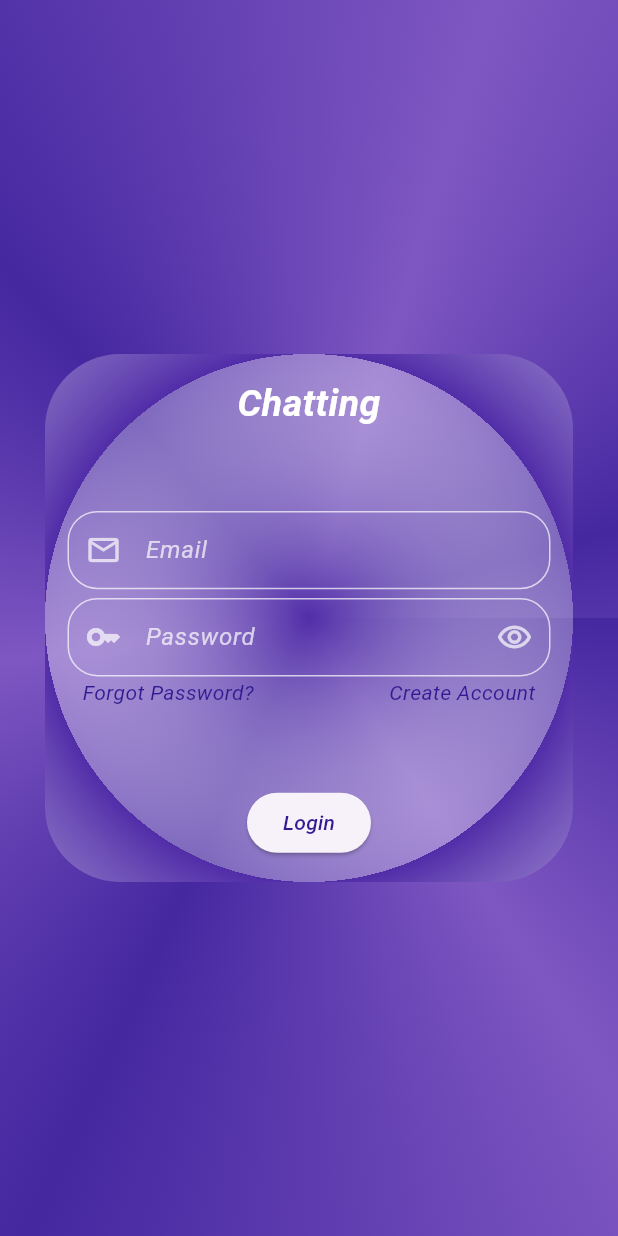
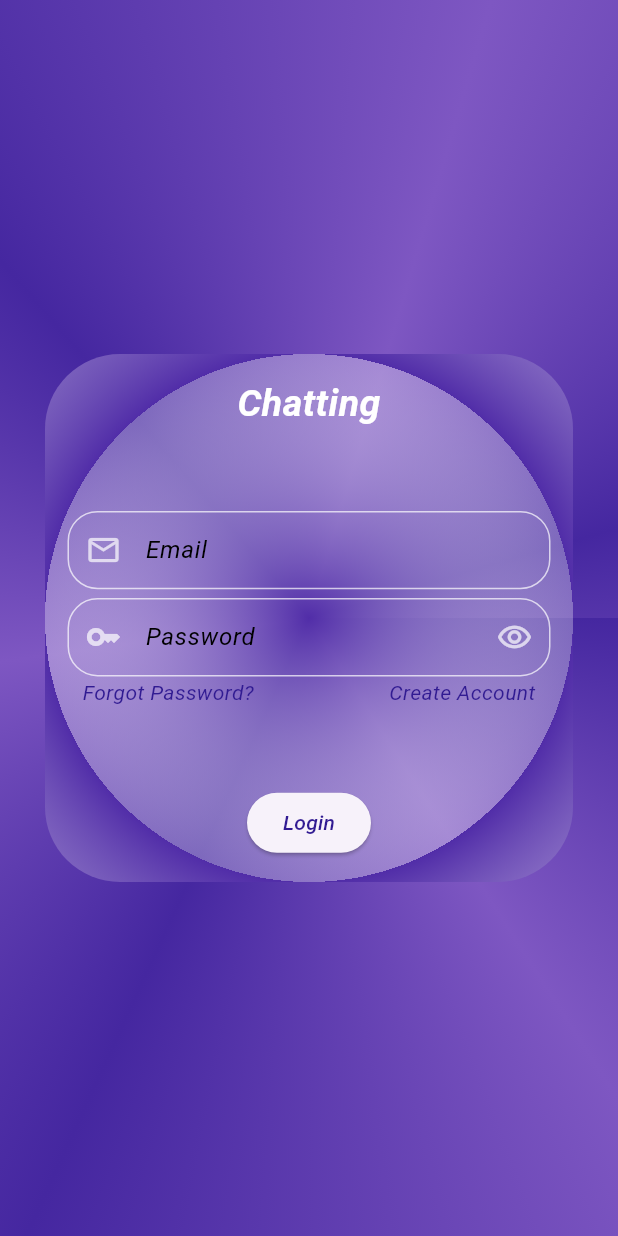
Before and after one commit to cemguven4108/Chatting, a Flutter app: the screen it shows after launch, on a phone screen of 412 x 824 dp. Run offline on Flutter 3.47's test engine with Material 3 defaults, Android fonts, the phone set to English and light mode, and no system bars; our stand-ins replace cloud_firestore, firebase_auth, firebase_core, firebase_storage, image_picker; accounts and stored records are empty.

Commit message:
added more theme

```diff
--- a/lib/main.dart
+++ b/lib/main.dart
@@ -20,7 +20,8 @@ void main() async {
             return const UsersPage();
           }
           return const LoginPage();
-          }),
+        },
+      ),
     ),
   );
 }
--- a/lib/pages/auth/auth_form_button.dart
+++ b/lib/pages/auth/auth_form_button.dart
@@ -1,3 +1,4 @@
+import 'package:chatting_app/utils/theme/theme_generator.dart';
 import 'package:flutter/material.dart';
 
 class AuthFormButton extends StatelessWidget {
@@ -15,10 +16,7 @@ class AuthFormButton extends StatelessWidget {
         onPressed: () {},
         child: Text(
           label,
-          style: TextStyle(
-            color: Colors.deepPurple.shade900,
-            fontStyle: FontStyle.italic,
-          ),
+          style: ThemeGenerator.of(context).textTheme!.labelLarge,
         ),
       ),
     );
--- a/lib/pages/auth/auth_form_field.dart
+++ b/lib/pages/auth/auth_form_field.dart
@@ -1,4 +1,5 @@
 import 'package:chatting_app/constants/auth/auth_widget_constants.dart';
+import 'package:chatting_app/utils/theme/theme_generator.dart';
 import 'package:flutter/material.dart';
 
 class AuthFormField extends StatefulWidget {
@@ -41,29 +42,20 @@ class _AuthFormFieldState extends State<AuthFormField> {
         onSaved: widget.onSaved,
         keyboardType: buildEmailKeyboard(),
         decoration: InputDecoration(
-          enabledBorder: const OutlineInputBorder(
-            borderRadius: BorderRadius.all(Radius.circular(20)),
-            borderSide: BorderSide(
-              color: Colors.white70,
-            ),
-          ),
-          border: const OutlineInputBorder(
-            borderRadius: BorderRadius.all(Radius.circular(20)),
-            borderSide: BorderSide(
-              color: Colors.white70,
-            ),
-          ),
+          border: ThemeGenerator.of(context).inputDecorationTheme!.border,
+          enabledBorder:
+              ThemeGenerator.of(context).inputDecorationTheme!.enabledBorder,
+          errorBorder:
+              ThemeGenerator.of(context).inputDecorationTheme!.errorBorder,
+          prefixIconColor:
+              ThemeGenerator.of(context).inputDecorationTheme!.prefixIconColor,
+          suffixIconColor:
+              ThemeGenerator.of(context).inputDecorationTheme!.suffixIconColor,
+          labelStyle: ThemeGenerator.of(context).textTheme!.labelMedium,
           prefixIcon: Icon(
             widget.icon,
-            color: Colors.white70,
           ),
-          label: Text(
-            widget.label,
-            style: const TextStyle(
-              color: Colors.white70,
-              fontStyle: FontStyle.italic,
-            ),
-          ),
+          label: Text(widget.label),
           suffixIcon: buildPasswordField(),
         ),
       ),
@@ -86,10 +78,7 @@ class _AuthFormFieldState extends State<AuthFormField> {
           });
         },
         icon: Icon(
-          isVisible
-              ? formFieldPasswordVisible
-              : formFieldPasswordNotVisible,
-          color: Colors.white70,
+          isVisible ? formFieldPasswordVisible : formFieldPasswordNotVisible,
         ),
       );
     }
--- a/lib/pages/auth/login/login_page.dart
+++ b/lib/pages/auth/login/login_page.dart
@@ -41,7 +41,7 @@ class LoginPage extends StatelessWidget {
       children: <Widget>[
         Text(
           formTitle,
-          style: ThemeGenerator.of(context).theme.textTheme.titleLarge,
+          style: ThemeGenerator.of(context).textTheme!.titleLarge,
         ),
         const Spacer(),
         const AuthFormField(
--- a/lib/utils/theme/android_theme.dart
+++ b/lib/utils/theme/android_theme.dart
@@ -3,25 +3,65 @@ import 'package:flutter/material.dart';
 
 class AndroidTheme extends CustomTheme {
   AndroidTheme({
-    required super.textTheme,
+    super.textTheme,
+    super.inputDecorationTheme,
   });
 
   factory AndroidTheme.light() {
     return AndroidTheme(
-      textTheme: customTextTheme(AndroidColors.bigTextColorLight),
+      textTheme: customTextTheme(
+        AndroidColors.bigTextLight,
+      ),
+      inputDecorationTheme: inputDecorationTheme(
+        borderSideColor: AndroidColors.inputDecorationBorderSideLight,
+        enabledBorderSideColor:
+            AndroidColors.inputDecorationEnabledBorderSideLight,
+        errorBorderSideColor: AndroidColors.inputDecorationErrorBorderSideLight,
+        prefixIconColor: AndroidColors.inputDecorationPrefixIconLight,
+        suffixIconColor: AndroidColors.inputDecorationSuffixIconLight,
+        labelColor: AndroidColors.bigTextLight,
+      ),
     );
   }
 
   factory AndroidTheme.dark() {
     return AndroidTheme(
-      textTheme: customTextTheme(AndroidColors.bigTextColorDark),
+      textTheme: customTextTheme(
+        AndroidColors.bigTextDark,
+      ),
+      inputDecorationTheme: inputDecorationTheme(
+        borderSideColor: AndroidColors.inputDecorationBorderSideDark,
+        enabledBorderSideColor:
+            AndroidColors.inputDecorationEnabledBorderSideDark,
+        errorBorderSideColor: AndroidColors.inputDecorationErrorBorderSideDark,
+        prefixIconColor: AndroidColors.inputDecorationPrefixIconDark,
+        suffixIconColor: AndroidColors.inputDecorationSuffixIconDark,
+        labelColor: AndroidColors.bigTextDark,
+      ),
     );
   }
 }
 
 class AndroidColors {
-  static const bigTextColorLight = Colors.white;
-  static const bigTextColorDark = Colors.black;
+  // Text - Light
+  static const bigTextLight = Colors.white;
+
+  // Text - Dark
+  static const bigTextDark = Colors.black;
+
+  // Input Decoration - Light
+  static const inputDecorationBorderSideLight = Colors.white70;
+  static const inputDecorationEnabledBorderSideLight = Colors.white70;
+  static const inputDecorationErrorBorderSideLight = Colors.red;
+  static const inputDecorationPrefixIconLight = Colors.white70;
+  static const inputDecorationSuffixIconLight = Colors.white70;
+
+  // Input Decoration - Dark
+  static const inputDecorationBorderSideDark = Colors.black87;
+  static const inputDecorationEnabledBorderSideDark = Colors.black87;
+  static const inputDecorationErrorBorderSideDark = Colors.red;
+  static const inputDecorationPrefixIconDark = Colors.black87;
+  static const inputDecorationSuffixIconDark = Colors.black87;
 }
 
 TextTheme customTextTheme(Color color) {
@@ -32,5 +72,54 @@ TextTheme customTextTheme(Color color) {
       fontStyle: FontStyle.italic,
       fontWeight: FontWeight.bold,
     ),
+    labelLarge: TextStyle(
+      color: Colors.deepPurple.shade900,
+      fontSize: 14,
+      fontStyle: FontStyle.italic,
+    ),
+    labelMedium: TextStyle(
+      color: Colors.black,
+      fontSize: 16,
+      fontStyle: FontStyle.italic,
+    )
   );
 }
+
+InputDecoration inputDecorationTheme({
+  required Color borderSideColor,
+  required Color enabledBorderSideColor,
+  required Color errorBorderSideColor,
+  required Color prefixIconColor,
+  required Color suffixIconColor,
+  required Color labelColor,
+}) {
+  return InputDecoration(
+    border: OutlineInputBorder(
+      borderRadius: const BorderRadius.all(
+        Radius.circular(20),
+      ),
+      borderSide: BorderSide(
+        color: borderSideColor,
+      ),
+    ),
+    enabledBorder: OutlineInputBorder(
+      borderRadius: const BorderRadius.all(
+        Radius.circular(20),
+      ),
+      borderSide: BorderSide(
+        color: enabledBorderSideColor,
+      ),
+    ),
+    errorBorder: OutlineInputBorder(
+      borderRadius: const BorderRadius.all(
+        Radius.circular(20),
+      ),
+      borderSide: BorderSide(
+        color: errorBorderSideColor,
+      ),
+    ),
+    prefixIconColor: prefixIconColor,
+    suffixIconColor: suffixIconColor,
+    labelStyle: customTextTheme(labelColor).labelMedium,
+  );
+}
--- a/lib/utils/theme/custom_theme.dart
+++ b/lib/utils/theme/custom_theme.dart
@@ -1,9 +1,13 @@
 import 'package:flutter/material.dart';
 
 abstract class CustomTheme {
-  final TextTheme textTheme;
+  final TextTheme? textTheme;
+  final ButtonTheme? buttonTheme;
+  final InputDecoration? inputDecorationTheme;
 
   const CustomTheme({
-    required this.textTheme,
+    this.textTheme,
+    this.buttonTheme,
+    this.inputDecorationTheme
   });
 }
--- a/lib/utils/theme/theme_generator.dart
+++ b/lib/utils/theme/theme_generator.dart
@@ -8,44 +8,24 @@ import 'package:flutter/foundation.dart';
 import 'package:flutter/material.dart';
 
 class ThemeGenerator {
-  final CustomTheme theme;
+  const ThemeGenerator._();
 
-  const ThemeGenerator._({
-    required this.theme,
-  });
-
-  factory ThemeGenerator.of(BuildContext context) {
+  static CustomTheme of(BuildContext context) {
     if (kIsWeb) {
-      return ThemeGenerator._(
-        theme: WebTheme.theme(),
-      );
+      return WebTheme.theme();
     }
 
     if (MediaQuery.of(context).platformBrightness == Brightness.light) {
-      return ThemeGenerator._light();
+      if (Platform.isAndroid || Platform.isWindows) {
+        return AndroidTheme.light();
+      } else {
+        return IosTheme.light();
+      }
     }
-    return ThemeGenerator._dark();
-  }
 
-  factory ThemeGenerator._light() {
     if (Platform.isAndroid || Platform.isWindows) {
-      return ThemeGenerator._(
-        theme: AndroidTheme.light(),
-      );
+      return AndroidTheme.dark();
     }
-    return ThemeGenerator._(
-      theme: IosTheme.light(),
-    );
-  }
-
-  factory ThemeGenerator._dark() {
-    if (Platform.isAndroid || Platform.isWindows) {
-      return ThemeGenerator._(
-        theme: AndroidTheme.dark(),
-      );
-    }
-    return ThemeGenerator._(
-      theme: IosTheme.dark(),
-    );
+    return IosTheme.dark();
   }
 }
--- a/lib/utils/theme/web_theme.dart
+++ b/lib/utils/theme/web_theme.dart
@@ -15,5 +15,5 @@ class WebTheme extends CustomTheme {
 }
 
 TextTheme customTextTheme() {
-  return AndroidTheme.light().textTheme;
+  return AndroidTheme.light().textTheme!;
 }
```
Lines whose indentation alone changed are shown as unchanged.
